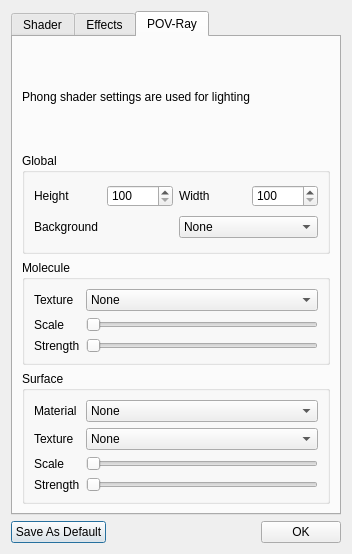
First picture: the form in src/Viewer/ShaderDialog.ui, repository nutjunkie/IQmol, before the edit.
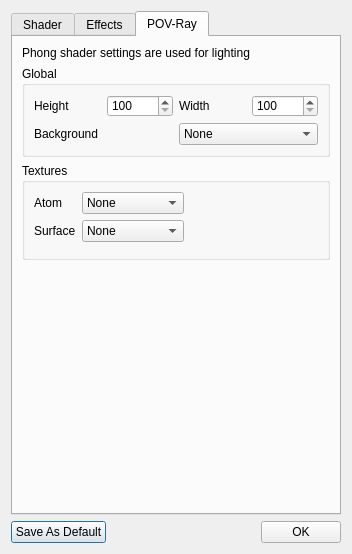
Second picture: the form after the edit.

Commit message: PovRay support with textures added

Diff of the .ui file:
```diff
--- a/src/Viewer/ShaderDialog.ui
+++ b/src/Viewer/ShaderDialog.ui
@@ -521,16 +521,9 @@
        <item>
         <widget class="QGroupBox" name="groupBox_2">
          <property name="title">
-          <string>Molecule</string>
+          <string>Textures</string>
          </property>
          <layout class="QGridLayout" name="gridLayout_3">
-          <item row="0" column="0">
-           <widget class="QLabel" name="label_8">
-            <property name="text">
-             <string>Texture</string>
-            </property>
-           </widget>
-          </item>
           <item row="0" column="1">
            <widget class="QComboBox" name="moleculeTexture">
             <item>
@@ -543,77 +536,77 @@
               <string>Speckle</string>
              </property>
             </item>
-           </widget>
-          </item>
-          <item row="1" column="0">
-           <widget class="QLabel" name="label_9">
+            <item>
+             <property name="text">
+              <string>Crumpled</string>
+             </property>
+            </item>
+            <item>
             <property name="text">
-             <string>Scale</string>
-            </property>
-           </widget>
-          </item>
-          <item row="1" column="1">
-           <widget class="QSlider" name="moleculeScale">
-            <property name="minimum">
-             <number>1</number>
-            </property>
-            <property name="maximum">
-             <number>100</number>
-            </property>
-            <property name="orientation">
-             <enum>Qt::Horizontal</enum>
-            </property>
-           </widget>
-          </item>
-          <item row="2" column="0">
-           <widget class="QLabel" name="label_11">
+              <string>Rippled</string>
+             </property>
+            </item>
+            <item>
+             <property name="text">
+              <string>Rough</string>
+             </property>
+            </item>
+            <item>
+             <property name="text">
+              <string>Marble/White</string>
+             </property>
+            </item>
+            <item>
+             <property name="text">
+              <string>Marble/Black</string>
+             </property>
+            </item>
+            <item>
             <property name="text">
-             <string>Strength</string>
-            </property>
-           </widget>
-          </item>
-          <item row="2" column="1">
-           <widget class="QSlider" name="moleculeStrength">
-            <property name="minimum">
-             <number>1</number>
-            </property>
-            <property name="maximum">
-             <number>100</number>
-            </property>
-            <property name="orientation">
-             <enum>Qt::Horizontal</enum>
-            </property>
-           </widget>
-          </item>
-         </layout>
-        </widget>
-       </item>
-       <item>
-        <widget class="QGroupBox" name="groupBox_3">
-         <property name="title">
-          <string>Surface</string>
-         </property>
-         <layout class="QGridLayout" name="gridLayout_7">
+              <string>Shattered</string>
+             </property>
+            </item>
+            <item>
+             <property name="text">
+              <string>Skin</string>
+             </property>
+            </item>
+           </widget>
+          </item>
           <item row="0" column="0">
-           <widget class="QLabel" name="label_12">
+           <widget class="QLabel" name="label_8">
             <property name="text">
-             <string>Material</string>
+             <string>Atom</string>
             </property>
            </widget>
           </item>
-          <item row="0" column="1">
-           <widget class="QComboBox" name="surfaceMaterial">
-            <item>
-             <property name="text">
-              <string>None</string>
-             </property>
-            </item>
-           </widget>
+          <item row="0" column="2">
+           <spacer name="horizontalSpacer">
+            <property name="orientation">
+             <enum>Qt::Horizontal</enum>
+            </property>
+            <property name="sizeHint" stdset="0">
+             <size>
+              <width>52</width>
+              <height>20</height>
+             </size>
+            </property>
+           </spacer>
           </item>
           <item row="1" column="0">
            <widget class="QLabel" name="label_13">
             <property name="text">
-             <string>Texture</string>
+             <string>Surface</string>
+            </property>
+           </widget>
+          </item>
+          <item row="2" column="0" colspan="3">
+           <widget class="QFrame" name="texturePreview">
+            <property name="frameShape">
+             <enum>QFrame::StyledPanel</enum>
+            </property>
+            <property name="frameShadow">
+             <enum>QFrame::Raised</enum>
             </property>
            </widget>
           </item>
@@ -629,51 +622,64 @@
               <string>Clouds</string>
              </property>
             </item>
-           </widget>
-          </item>
-          <item row="2" column="0">
-           <widget class="QLabel" name="label_14">
+            <item>
+             <property name="text">
+              <string>Crumpled</string>
+             </property>
+            </item>
+            <item>
             <property name="text">
-             <string>Scale</string>
-            </property>
-           </widget>
-          </item>
-          <item row="2" column="1">
-           <widget class="QSlider" name="surfaceScale">
-            <property name="minimum">
-             <number>1</number>
-            </property>
-            <property name="maximum">
-             <number>100</number>
-            </property>
-            <property name="orientation">
-             <enum>Qt::Horizontal</enum>
-            </property>
-           </widget>
-          </item>
-          <item row="3" column="0">
-           <widget class="QLabel" name="label_15">
+              <string>Rippled</string>
+             </property>
+            </item>
+            <item>
+             <property name="text">
+              <string>Rough</string>
+             </property>
+            </item>
+            <item>
+             <property name="text">
+              <string>Marble/White</string>
+             </property>
+            </item>
+            <item>
+             <property name="text">
+              <string>Marble/Black</string>
+             </property>
+            </item>
+            <item>
             <property name="text">
-             <string>Strength</string>
-            </property>
-           </widget>
-          </item>
-          <item row="3" column="1">
-           <widget class="QSlider" name="surfaceStrength">
-            <property name="minimum">
-             <number>1</number>
-            </property>
-            <property name="maximum">
-             <number>100</number>
-            </property>
-            <property name="orientation">
-             <enum>Qt::Horizontal</enum>
-            </property>
+              <string>Shattered</string>
+             </property>
+            </item>
+            <item>
+             <property name="text">
+              <string>Skin</string>
+             </property>
+            </item>
+            <item>
+             <property name="text">
+              <string>Mesh</string>
+             </property>
+            </item>
            </widget>
           </item>
          </layout>
         </widget>
        </item>
+       <item>
+        <spacer name="verticalSpacer_3">
+         <property name="orientation">
+          <enum>Qt::Vertical</enum>
+         </property>
+         <property name="sizeHint" stdset="0">
+          <size>
+           <width>20</width>
+           <height>40</height>
+          </size>
+         </property>
+        </spacer>
+       </item>
       </layout>
      </widget>
     </widget>
```
Left out of the diff: 69 changed lines with no effect on the pictures. Lines whose indentation alone changed are shown as unchanged. The commit also changes 6 other files.
